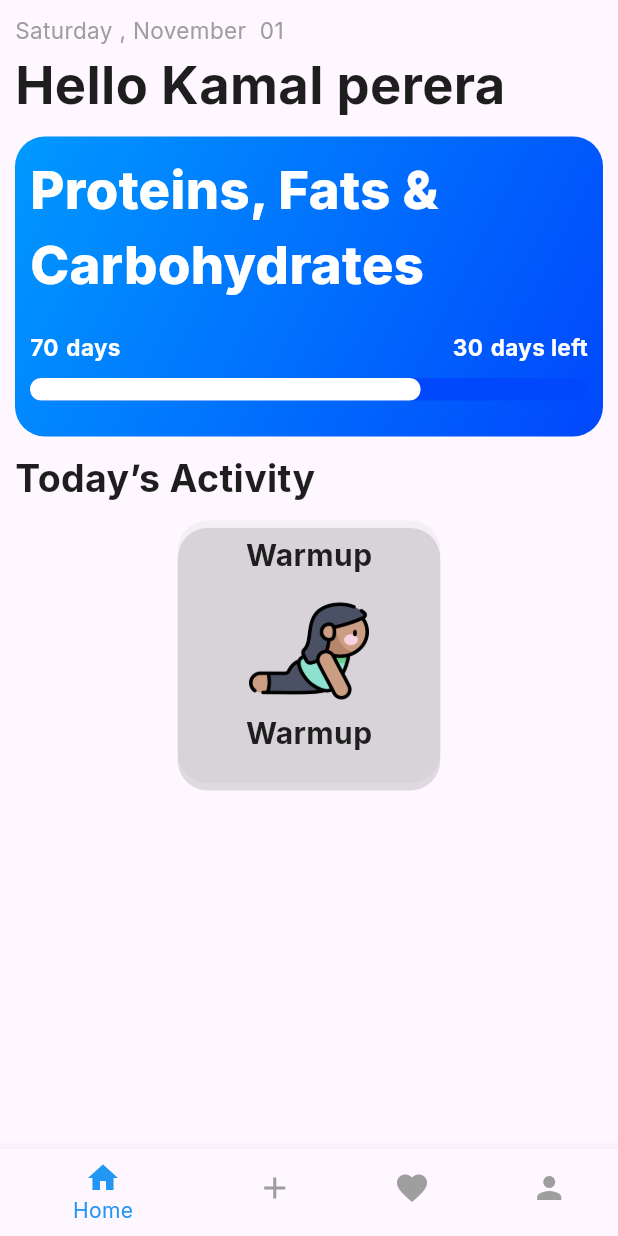
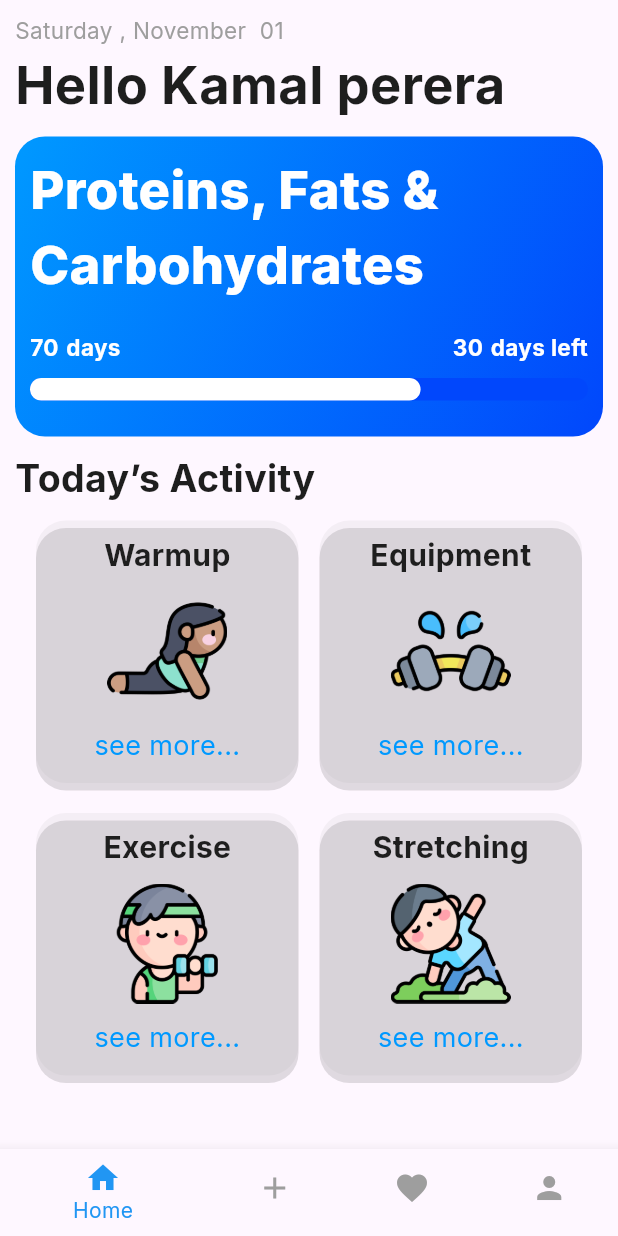
Before and after one commit to S-Dulanjana/Workout-Planner, a Flutter app: the screen it shows after launch, on a phone screen of 412 x 824 dp. Run offline on Flutter 3.47's test engine with Material 3 defaults, Android fonts, the phone set to English and light mode, and no system bars; our stand-ins replace google_fonts.

Commit message:
develop warmup page

```diff
--- a/lib/pages/home_page.dart
+++ b/lib/pages/home_page.dart
@@ -2,7 +2,10 @@ import 'package:flutter/material.dart';
 import 'package:intl/intl.dart';
 import 'package:workout_planner/constants/colors.dart';
 import 'package:workout_planner/constants/responsive.dart';
+import 'package:workout_planner/data/equipment_data.dart';
+import 'package:workout_planner/data/exercise_data.dart';
 import 'package:workout_planner/data/user_data.dart';
+import 'package:workout_planner/pages/exercise_details_page.dart';
 import 'package:workout_planner/widgets/exercise_card.dart';
 import 'package:workout_planner/widgets/progress_card.dart';
 
@@ -20,6 +23,10 @@ class _HomePageState extends State<HomePage> {
 
   //User data
   final userData = user;
+
+  //exercise and equipment data
+  final exerciseList = ExerciseData().exerciseList;
+  final equipmentList = EquipmentData().equipmentList;
 
   @override
   Widget build(BuildContext context) {
@@ -73,10 +80,48 @@ class _HomePageState extends State<HomePage> {
                     Row(
                       mainAxisAlignment: MainAxisAlignment.spaceEvenly,
                       children: [
+                        GestureDetector(
+                          onTap: () {
+                            Navigator.push(
+                              context,
+                              MaterialPageRoute(
+                                builder: (context) => ExerciseDetailsPage(
+                                  exerciseTitle: "Warmups",
+                                  exerciseDiscription:
+                                      "In the field of fitness and exercise, warmups play a vital role in preparing the body and mind for physical activity. The Workout Planner mobile application I created includes a dedicated section for Warmups, designed to help users begin their workouts safely and effectively. This feature ensures that users understand the importance of warming up and can easily follow guided routines before their main exercises.",
+                                  exerciseList: exerciseList,
+                                ),
+                              ),
+                            );
+                          },
+                          child: ExerciseCard(
+                            title: "Warmup",
+                            imageUrl: "assets/exercises/cobra.png",
+                            description: "see more...",
+                          ),
+                        ),
+
                         ExerciseCard(
-                          title: "Warmup",
-                          imageUrl: "assets/exercises/cobra.png",
-                          description: "",
+                          title: "Equipment",
+                          imageUrl: "assets/equipments/dumbbells2.png",
+                          description: "see more...",
+                        ),
+                      ],
+                    ),
+                    SizedBox(height: 20),
+                    Row(
+                      mainAxisAlignment: MainAxisAlignment.spaceEvenly,
+                      children: [
+                        ExerciseCard(
+                          title: "Exercise",
+                          imageUrl: "assets/exercises/dragging.png",
+                          description: "see more...",
+                        ),
+
+                        ExerciseCard(
+                          title: "Stretching",
+                          imageUrl: "assets/exercises/yoga.png",
+                          description: "see more...",
                         ),
                       ],
                     ),
--- a/lib/widgets/exercise_card.dart
+++ b/lib/widgets/exercise_card.dart
@@ -41,12 +41,14 @@ class ExerciseCard extends StatelessWidget {
 
             Image.asset(imageUrl, width: 100, height: 80),
 
+            SizedBox(height: 10),
+
             Text(
-              title,
+              description,
               style: TextStyle(
-                fontSize: 20,
-                fontWeight: FontWeight.bold,
-                color: kMainBlackColor,
+                fontSize: 18,
+                fontWeight: FontWeight.normal,
+                color: kMainColor,
               ),
             ),
           ],
```
Also changed, not shown: lib/pages/exercise_details_page.dart (added, +99 -0 lines).
